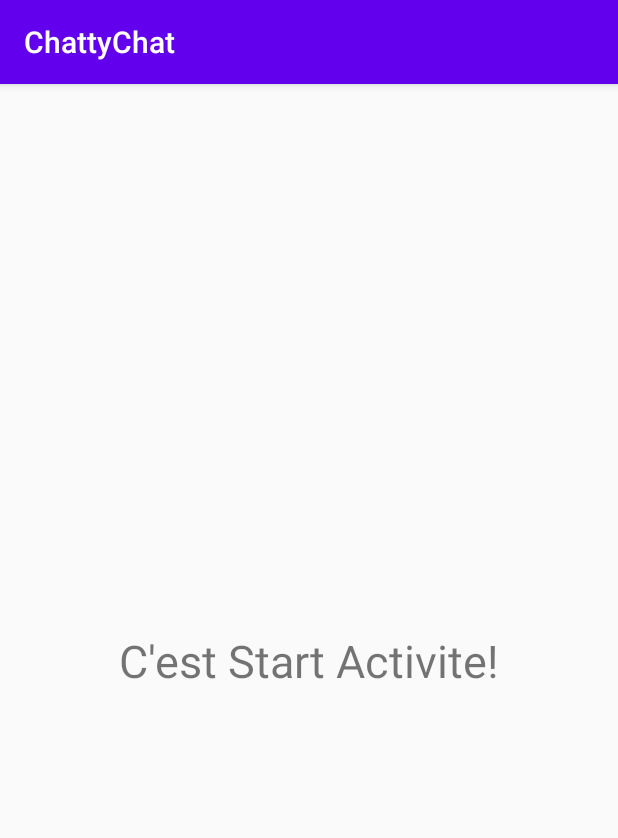
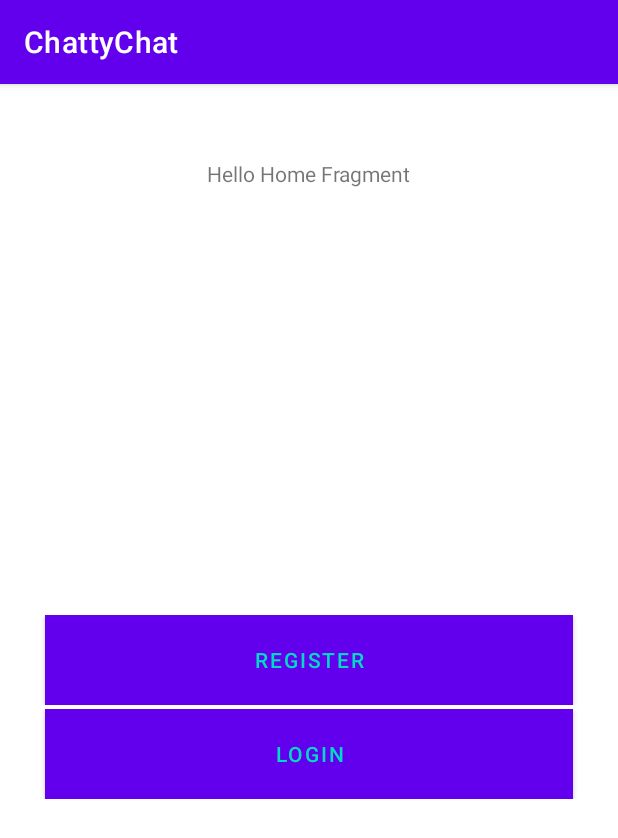
Before and after one commit to darothub/chattychat, an Android app: the screen it shows after launch (StartActivity), on a phone screen of 412 x 824 dp. Shown: the top 838 px of the screen. Run offline under Robolectric (Android 15) with nearby library versions, the phone set to English and light mode, and no system bars; our stand-ins replace Firebase (no records; nobody signed in at launch, a user with empty details on screens opened directly).

Commit message:
added registration screens

```diff
--- a/app/build.gradle
+++ b/app/build.gradle
@@ -33,9 +33,11 @@ dependencies {
     implementation 'androidx.appcompat:appcompat:1.1.0'
     implementation 'androidx.constraintlayout:constraintlayout:1.1.3'
     implementation 'com.google.firebase:firebase-auth:19.3.2'
+    implementation 'androidx.legacy:legacy-support-v4:1.0.0'
     testImplementation 'junit:junit:4.13'
     androidTestImplementation 'androidx.test.ext:junit:1.1.1'
     androidTestImplementation 'androidx.test.espresso:espresso-core:3.2.0'
     implementation "androidx.navigation:navigation-fragment-ktx:$nav_version"
     implementation "androidx.navigation:navigation-ui-ktx:$nav_version"
+    implementation "com.google.android.material:material:$material_version"
 }
--- /dev/null
+++ b/app/src/main/java/com/peacedude/chattychat/ui/HomeFragment.kt
@@ -0,0 +1,53 @@
+package com.peacedude.chattychat.ui
+
+import android.os.Bundle
+import androidx.fragment.app.Fragment
+import android.view.LayoutInflater
+import android.view.View
+import android.view.ViewGroup
+import android.widget.Button
+import androidx.navigation.fragment.findNavController
+import com.peacedude.chattychat.R
+import kotlinx.android.synthetic.main.fragment_home.*
+
+// TODO: Rename parameter arguments, choose names that match
+// the fragment initialization parameters, e.g. ARG_ITEM_NUMBER
+private const val ARG_PARAM1 = "param1"
+private const val ARG_PARAM2 = "param2"
+
+/**
+ * A simple [Fragment] subclass.
+ * Use the [HomeFragment.newInstance] factory method to
+ * create an instance of this fragment.
+ */
+class HomeFragment : Fragment() {
+
+    lateinit var registerBtn:Button
+    val signinBtn:Button by lazy {
+        signin_btn.findViewById<Button>(R.id.btn)
+    }
+    override fun onCreate(savedInstanceState: Bundle?) {
+        super.onCreate(savedInstanceState)
+    }
+
+    override fun onCreateView(
+        inflater: LayoutInflater, container: ViewGroup?,
+        savedInstanceState: Bundle?
+    ): View? {
+        // Inflate the layout for this fragment
+        return inflater.inflate(R.layout.fragment_home, container, false)
+    }
+
+    override fun onActivityCreated(savedInstanceState: Bundle?) {
+        super.onActivityCreated(savedInstanceState)
+        registerBtn = register_btn.findViewById(R.id.btn)
+        registerBtn.setText("Register")
+        signinBtn.text = "Login"
+
+        registerBtn.setOnClickListener {
+            findNavController().navigate(R.id.registerFragment)
+        }
+    }
+
+
+}
--- a/app/src/main/res/layout/activity_main.xml
+++ b/app/src/main/res/layout/activity_main.xml
@@ -16,4 +16,6 @@
         android:textSize="30sp"
         app:layout_constraintTop_toTopOf="parent" />
 
+
+
 </androidx.constraintlayout.widget.ConstraintLayout>
--- a/app/src/main/res/layout/activity_start.xml
+++ b/app/src/main/res/layout/activity_start.xml
@@ -6,14 +6,12 @@
     android:layout_height="match_parent"
     tools:context=".ui.StartActivity">
 
-    <TextView
-        android:layout_width="wrap_content"
-        android:layout_height="wrap_content"
-        android:text="@string/startactivty"
-        app:layout_constraintBottom_toBottomOf="parent"
-        app:layout_constraintLeft_toLeftOf="parent"
-        app:layout_constraintRight_toRightOf="parent"
-        android:textSize="30sp"
-        app:layout_constraintTop_toTopOf="parent" />
 
+    <fragment
+        android:id="@+id/fragment"
+        android:name="androidx.navigation.fragment.NavHostFragment"
+        android:layout_width="match_parent"
+        android:layout_height="match_parent"
+        app:defaultNavHost="true"
+        app:navGraph="@navigation/start_nav_graph" />
 </androidx.constraintlayout.widget.ConstraintLayout>
--- /dev/null
+++ b/app/src/main/res/layout/fragment_home.xml
@@ -0,0 +1,45 @@
+<?xml version="1.0" encoding="utf-8"?>
+<androidx.constraintlayout.widget.ConstraintLayout xmlns:android="http://schemas.android.com/apk/res/android"
+    xmlns:tools="http://schemas.android.com/tools"
+    android:layout_width="match_parent"
+    android:layout_height="match_parent"
+    xmlns:app="http://schemas.android.com/apk/res-auto"
+    tools:context=".ui.HomeFragment">
+
+    <TextView
+        android:id="@+id/welcomeText"
+        android:layout_width="wrap_content"
+        android:layout_height="wrap_content"
+        app:layout_constraintStart_toStartOf="parent"
+        app:layout_constraintEnd_toEndOf="parent"
+        app:layout_constraintTop_toTopOf="parent"
+        app:layout_constraintHorizontal_bias="0.5"
+        android:layout_marginTop="50dp"
+        android:text="Hello Home Fragment" />
+
+
+
+    <include
+        android:id="@+id/register_btn"
+        android:layout_width="match_parent"
+        android:layout_height="wrap_content"
+        app:layout_constraintTop_toTopOf="parent"
+        app:layout_constraintBottom_toBottomOf="parent"
+        app:layout_constraintVertical_bias="0.5"
+        layout="@layout/reusable_button"
+        />
+
+    <include
+        android:id="@+id/signin_btn"
+        android:layout_width="match_parent"
+        android:layout_height="wrap_content"
+        app:layout_constraintTop_toBottomOf="@id/register_btn"
+        app:layout_constraintBottom_toBottomOf="parent"
+        app:layout_constraintVertical_bias="0.01"
+        layout="@layout/reusable_button"
+        />
+
+
+
+
+</androidx.constraintlayout.widget.ConstraintLayout>
--- /dev/null
+++ b/app/src/main/res/layout/reusable_button.xml
@@ -0,0 +1,18 @@
+<?xml version="1.0" encoding="utf-8"?>
+<androidx.constraintlayout.widget.ConstraintLayout
+    xmlns:android="http://schemas.android.com/apk/res/android"
+    android:layout_width="match_parent"
+    xmlns:app="http://schemas.android.com/apk/res-auto"
+    android:layout_height="wrap_content"
+    xmlns:tool="http://schemas.android.com/tools">
+    <com.google.android.material.button.MaterialButton
+        android:id="@+id/btn"
+        android:layout_width="match_parent"
+        android:layout_height="60dp"
+        app:cornerRadius="20dp"
+        app:layout_constraintTop_toTopOf="parent"
+        android:layout_marginEnd="30dp"
+        android:layout_marginStart="30dp"
+        android:background="@color/colorPrimary"
+        android:textColor="@color/colorAccent"/>
+</androidx.constraintlayout.widget.ConstraintLayout>
--- /dev/null
+++ b/app/src/main/res/navigation/start_nav_graph.xml
@@ -0,0 +1,18 @@
+<?xml version="1.0" encoding="utf-8"?>
+<navigation xmlns:android="http://schemas.android.com/apk/res/android"
+    xmlns:app="http://schemas.android.com/apk/res-auto"
+    xmlns:tools="http://schemas.android.com/tools"
+    android:id="@+id/start_nav_graph"
+    app:startDestination="@id/homeFragment">
+
+    <fragment
+        android:id="@+id/homeFragment"
+        android:name="com.peacedude.chattychat.ui.HomeFragment"
+        android:label="fragment_home"
+        tools:layout="@layout/fragment_home" />
+    <fragment
+        android:id="@+id/registerFragment"
+        android:name="com.peacedude.chattychat.ui.RegisterFragment"
+        android:label="fragment_register"
+        tools:layout="@layout/fragment_register" />
+</navigation>
--- a/app/src/main/res/values/styles.xml
+++ b/app/src/main/res/values/styles.xml
@@ -1,6 +1,6 @@
 <resources>
     <!-- Base application theme. -->
-    <style name="AppTheme" parent="Theme.AppCompat.Light.DarkActionBar">
+    <style name="AppTheme" parent="Theme.MaterialComponents.Light.DarkActionBar">
         <!-- Customize your theme here. -->
         <item name="colorPrimary">@color/colorPrimary</item>
         <item name="colorPrimaryDark">@color/colorPrimaryDark</item>
```
Also changed, not shown: app/src/main/java/com/peacedude/chattychat/ui/RegisterFragment.kt (added, +46 -0 lines), app/src/main/res/layout/fragment_register.xml (added, +68 -0 lines), app/src/main/res/values/strings.xml (+7 -0 lines), build.gradle (+6 -5 lines).
